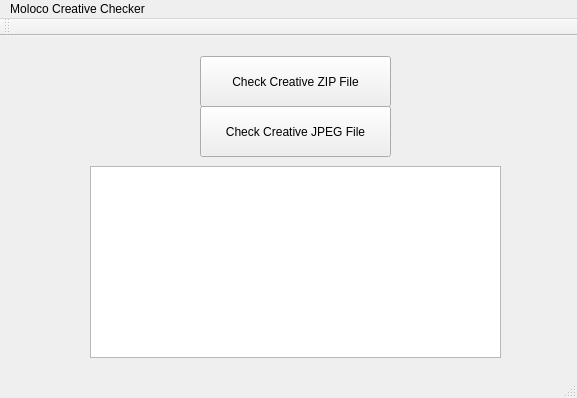
Above: checker/mainwindow.ui from alexahn917/CreativeChecker before the change. Below: the same form after it.
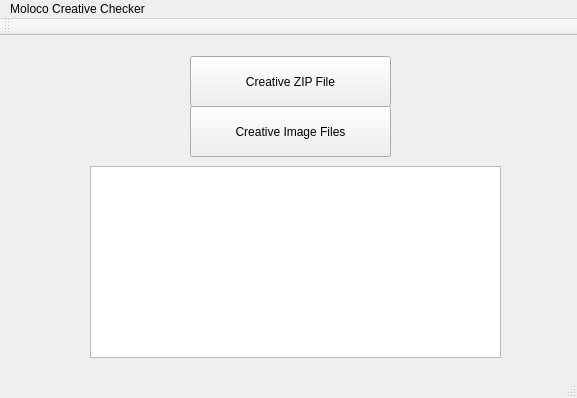
That is the form after the change.

The edit to the form file:
```diff
--- a/checker/mainwindow.ui
+++ b/checker/mainwindow.ui
@@ -17,27 +17,27 @@
    <widget class="QPushButton" name="btn_checker_zip">
     <property name="geometry">
      <rect>
-      <x>200</x>
+      <x>190</x>
       <y>20</y>
-      <width>191</width>
+      <width>201</width>
       <height>51</height>
      </rect>
     </property>
     <property name="text">
-     <string>Check Creative ZIP File</string>
+     <string>Creative ZIP File</string>
     </property>
    </widget>
    <widget class="QPushButton" name="btn_checker_jpeg">
     <property name="geometry">
      <rect>
-      <x>200</x>
+      <x>190</x>
       <y>70</y>
-      <width>191</width>
+      <width>201</width>
       <height>51</height>
      </rect>
     </property>
     <property name="text">
-     <string>Check Creative JPEG File</string>
+     <string>Creative Image Files</string>
     </property>
    </widget>
    <widget class="QTextBrowser" name="result_txt_box">
```
